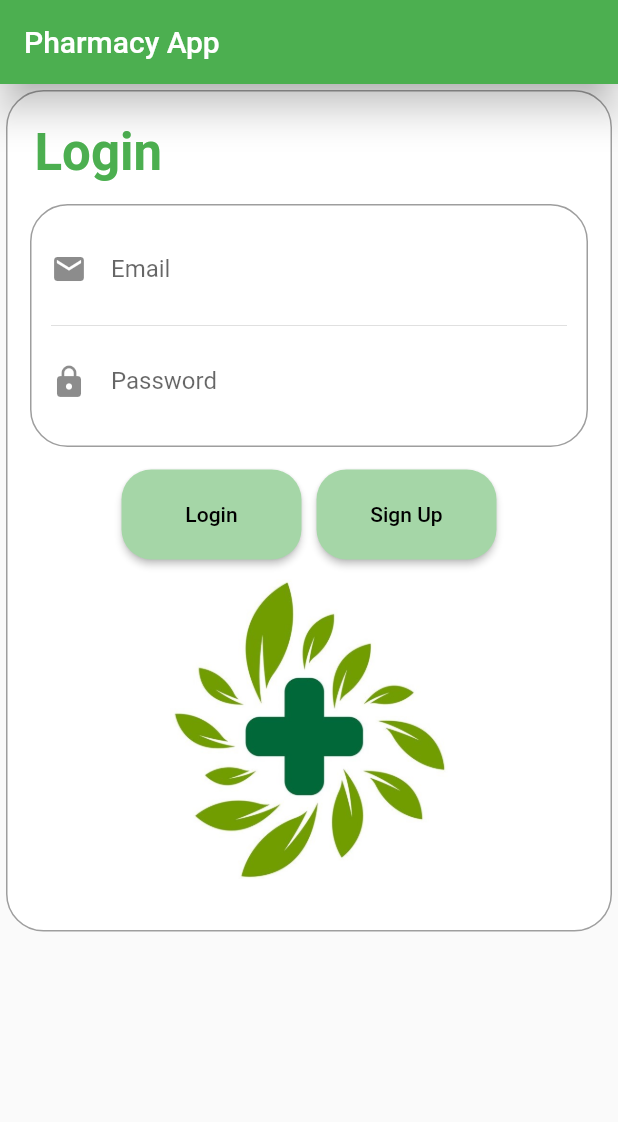
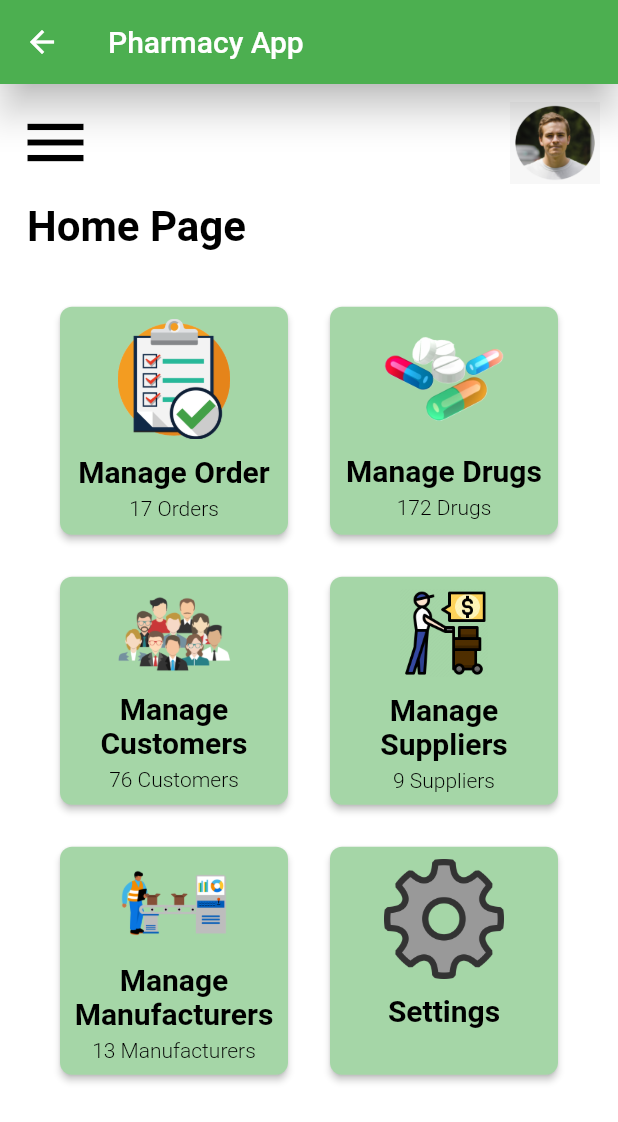
Before and after one commit to CB007753/PharmacyManagement, a Flutter app: the screen it shows after launch, after a tap on "Login", on a phone screen of 412 x 824 dp. Shown: the top 1122 px of the screen. Run offline on Flutter 3.47's test engine with Material 2 defaults, Android fonts, the phone set to English and light mode, and no system bars.

Commit message:
Adding and designing admin hompage and adding navigation to it

```diff
--- /dev/null
+++ b/lib/Screens/AdminPage/admin_homepage.dart
@@ -0,0 +1,337 @@
+import 'package:flutter/material.dart';
+
+
+class AdminHomePage extends StatelessWidget{
+  @override
+  Widget build(BuildContext context) {
+    return Scaffold(
+      appBar: AppBar(title:Text("Pharmacy App"),elevation: 10.3),
+
+      backgroundColor: Colors.white,
+      body: SafeArea(
+        child: Column(
+          crossAxisAlignment: CrossAxisAlignment.start,
+          children: [
+
+//-----------Adding dummy profile pic
+            Padding(
+              padding:const EdgeInsets.all(12.0),
+              child: Row(
+                mainAxisAlignment: MainAxisAlignment.spaceBetween,
+                children: [
+                  Icon(Icons.menu,color: Colors.black,size: 50.0),
+                  Image.asset('assets/profilePic2.png', width: 60.0)
+                ],
+              ),
+            ),
+
+//-----------Designing the heading text
+            Padding(padding: const EdgeInsets.only(bottom: 15.0,left: 18.0, right: 18.0),
+            child: Text(
+              "Home Page",
+              style: TextStyle(
+                color: Colors.black,
+                fontSize: 28.0,
+                fontWeight: FontWeight.bold
+              ),
+
+              textAlign: TextAlign.start,
+              ),
+
+            ),
+
+            Padding(padding: const EdgeInsets.all(18.0),
+            child: Center(
+              child: Wrap(
+                spacing: 20.0,
+                runSpacing: 20.0,
+                children: <Widget>[
+
+//dummy data for testing purpose of the screen
+//------------Manage Orders
+                  SizedBox(
+                    width: 160.0,
+                    height: 160.0,
+                  child: Card(
+                    color: Colors.green.shade200,
+                    elevation: 2.0,
+                    shape: RoundedRectangleBorder(
+                      borderRadius: BorderRadius.circular(8.0)
+                    ),
+
+                    child: Center(
+                      child: Padding(
+                        padding: const EdgeInsets.all(8.0),
+//----------------
+                        child: Column(
+                          children: <Widget>[
+                            Image.asset("assets/manageOrders.png",width: 75.0),
+                            SizedBox(height: 10.0),
+//----------------
+                            Text(
+                              "Manage Order",
+                              style: TextStyle(
+                                color: Colors.black,
+                                fontWeight: FontWeight.bold,
+                                fontSize: 20.0
+                              ),
+                              ),
+//----------------
+                              SizedBox(height: 5.0),
+                              Text(
+                              "17 Orders",
+                              style: TextStyle(
+                                color: Colors.black,
+                                fontWeight: FontWeight.w300,
+                              ),
+                              ),
+
+                          ],
+                        ),
+                      ),
+                    ),
+
+                  ),
+                  ),
+
+//------------Manage Drugs
+                  SizedBox(
+                    width: 160.0,
+                    height: 160.0,
+                  child: Card(
+                    color: Colors.green.shade200,
+                    elevation: 2.0,
+                    shape: RoundedRectangleBorder(
+                      borderRadius: BorderRadius.circular(8.0)
+                    ),
+
+                    child: Center(
+                      child: Padding(
+                        padding: const EdgeInsets.all(8.0),
+//----------------
+                        child: Column(
+                          children: <Widget>[
+                            Image.asset("assets/drug1.png",width: 80.0),
+                            SizedBox(height: 10.0),
+//----------------
+                            Text(
+                              "Manage Drugs",
+                              style: TextStyle(
+                                color: Colors.black,
+                                fontWeight: FontWeight.bold,
+                                fontSize: 20.0
+                              ),
+                              ),
+//----------------
+                              SizedBox(height: 5.0),
+                              Text(
+                              "172 Drugs",
+                              style: TextStyle(
+                                color: Colors.black,
+                                fontWeight: FontWeight.w300,
+                              ),
+                              ),
+
+                          ],
+                        ),
+                      ),
+                    ),
+
+                  ),
+                  ),
+
+//------------Manage Customers
+                  SizedBox(
+                    width: 160.0,
+                    height: 160.0,
+                  child: Card(
+                    color: Colors.green.shade200,
+                    elevation: 2.0,
+                    shape: RoundedRectangleBorder(
+                      borderRadius: BorderRadius.circular(8.0)
+                    ),
+
+                    child: Center(
+                      child: Padding(
+                        padding: const EdgeInsets.all(8.0),
+//----------------
+                        child: Column(
+                          children: <Widget>[
+                            Image.asset("assets/Customer.png",width: 78.0),
+                            SizedBox(height: 10.0),
+//----------------
+                            Text(
+                              "Manage Customers",
+                              textAlign: TextAlign.center,
+                              style: TextStyle(
+                                color: Colors.black,
+                                fontWeight: FontWeight.bold,
+                                fontSize: 20.0
+                              ),
+                              ),
+//----------------
+                              SizedBox(height: 5.0),
+                              Text(
+                              "76 Customers",
+                              style: TextStyle(
+                                color: Colors.black,
+                                fontWeight: FontWeight.w300,
+                              ),
+                              ),
+
+                          ],
+                        ),
+                      ),
+                    ),
+
+                  ),
+                  ),
+
+//------------Manage Suppliers
+                  SizedBox(
+                    width: 160.0,
+                    height: 160.0,
+                  child: Card(
+                    color: Colors.green.shade200,
+                    elevation: 2.0,
+                    shape: RoundedRectangleBorder(
+                      borderRadius: BorderRadius.circular(8.0)
+                    ),
+
+                    child: Center(
+                      child: Padding(
+                        padding: const EdgeInsets.all(8.0),
+//----------------
+                        child: Column(
+                          children: <Widget>[
+                            Image.asset("assets/manageSuppliers.png",width: 59.0),
+                            SizedBox(height: 10.0),
+//----------------
+                            Text(
+                              "Manage Suppliers",
+                              textAlign: TextAlign.center,
+                              style: TextStyle(
+                                color: Colors.black,
+                                fontWeight: FontWeight.bold,
+                                fontSize: 20.0
+                              ),
+                              ),
+//----------------
+                              SizedBox(height: 5.0),
+                              Text(
+                              "9 Suppliers",
+                              style: TextStyle(
+                                color: Colors.black,
+                                fontWeight: FontWeight.w300,
+                              ),
+                              ),
+
+                          ],
+                        ),
+                      ),
+                    ),
+
+                  ),
+                  ),
+
+//------------Manage Manufacturers
+                  SizedBox(
+                    width: 160.0,
+                    height: 160.0,
+                  child: Card(
+                    color: Colors.green.shade200,
+                    elevation: 2.0,
+                    shape: RoundedRectangleBorder(
+                      borderRadius: BorderRadius.circular(8.0)
+                    ),
+
+                    child: Center(
+                      child: Padding(
+                        padding: const EdgeInsets.all(8.0),
+//----------------
+                        child: Column(
+                          children: <Widget>[
+                            Image.asset("assets/manufacturer.png",width: 88.4),
+                            SizedBox(height: 10.0),
+//----------------
+                            Text(
+                              "Manage Manufacturers",
+                              textAlign: TextAlign.center,
+                              style: TextStyle(
+                                color: Colors.black,
+                                fontWeight: FontWeight.bold,
+                                fontSize: 20.0
+                              ),
+                              ),
+//----------------
+                              SizedBox(height: 5.0),
+                              Text(
+                              "13 Manufacturers",
+                              style: TextStyle(
+                                color: Colors.black,
+                                fontWeight: FontWeight.w300,
+                              ),
+                              ),
+
+                          ],
+                        ),
+                      ),
+                    ),
+
+                  ),
+                  ),
+
+//------------Settings
+                  SizedBox(
+                    width: 160.0,
+                    height: 160.0,
+                  child: Card(
+                    color: Colors.green.shade200,
+                    elevation: 2.0,
+                    shape: RoundedRectangleBorder(
+                      borderRadius: BorderRadius.circular(8.0)
+                    ),
+
+                    child: Center(
+                      child: Padding(
+                        padding: const EdgeInsets.all(8.0),
+//----------------
+                        child: Column(
+                          children: <Widget>[
+                            Image.asset("assets/settings.png",width: 80.0),
+                            SizedBox(height: 10.0),
+//----------------
+                            Text(
+                              "Settings",
+                              style: TextStyle(
+                                color: Colors.black,
+                                fontWeight: FontWeight.bold,
+                                fontSize: 20.0
+                              ),
+                              ),
+//----------------
+
+
+                          ],
+                        ),
+                      ),
+                    ),
+
+                  ),
+                  ),
+
+
+                ],
+              ),
+            )
+
+            )
+          ],
+        )
+        ),
+    );
+  }
+
+
+
+}
--- a/lib/Screens/signIn.dart
+++ b/lib/Screens/signIn.dart
@@ -1,6 +1,7 @@
 
 
 import 'package:flutter/material.dart';
+import 'package:pharmacy_management/Screens/AdminPage/admin_homepage.dart';
 import 'package:pharmacy_management/Screens/signUp.dart';
 
 
@@ -147,6 +148,10 @@ class _SignIn extends State<SignIn>{
                 ),
 
                 onPressed: (){
+
+                   Navigator.push(context,
+                  MaterialPageRoute(builder:(context) {return AdminHomePage();})
+                       );
                   print('User Logged in successfully');
                          },
                       ),
@@ -178,7 +183,7 @@ class _SignIn extends State<SignIn>{
 
                   Navigator.push(context,
                   MaterialPageRoute(builder:(context) {return SignUp();})
-  );
+                    );
 
                   print('Registeration page opened');
                 },
--- a/lib/main.dart
+++ b/lib/main.dart
@@ -1,8 +1,10 @@
 import 'dart:async';
 import 'package:flutter/material.dart';
 
+import 'Screens/signIn.dart';
 
-import 'Screens/signIn.dart';
+
+//import 'Screens/signIn.dart';
 
 
 
@@ -69,6 +71,7 @@ Widget build(BuildContext context) {
 	body:
   //SignUp(),
   SignIn(),
+  //adminHomePage(),
 
 
 	);
--- a/pubspec.yaml
+++ b/pubspec.yaml
@@ -28,6 +28,7 @@ dependencies:
   # The following adds the Cupertino Icons font to your application.
   # Use with the CupertinoIcons class for iOS style icons.
   cupertino_icons: ^1.0.2
+  google_fonts: ^2.1.0
 
 dev_dependencies:
   flutter_test:
```
Also changed, not shown: assets/Customer.png (added), assets/drug1.png (added), assets/manageOrders.png (added), assets/manageSuppliers.png (added), assets/manufacturer.png (added), assets/profilePic2.png (added), assets/settings.png (added), pubspec.lock.
